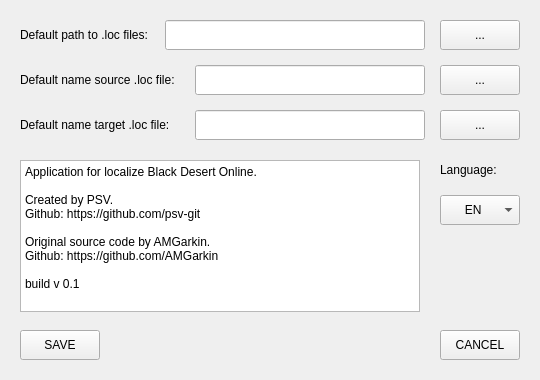
Qt form src/Forms/SettingsWindow.ui (psv-git/BDOLang) before a commit.
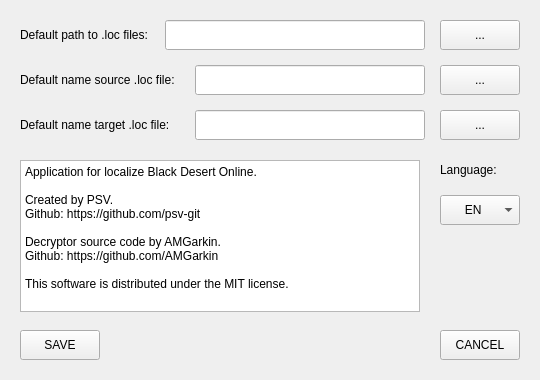
The same form after that commit. Custom widgets are drawn as their Qt base class.

The edit to the form file:
```diff
--- a/src/Forms/SettingsWindow.ui
+++ b/src/Forms/SettingsWindow.ui
@@ -154,10 +154,10 @@
 Created by PSV. 
 Github: https://github.com/psv-git
 
-Original source code by AMGarkin.
+Decryptor source code by AMGarkin.
 Github: https://github.com/AMGarkin
 
-build v 0.1</string>
+This software is distributed under the MIT license.</string>
    </property>
    <property name="backgroundVisible">
     <bool>false</bool>
```
Left out of the diff: 2 changed lines with no effect on the pictures.
